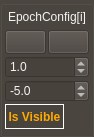
Above: src/pyphoplacecellanalysis/GUI/Qt/Widgets/EpochRenderConfigWidget/EpochRenderConfigWidget_bak.ui from CommanderPho/pyPhoPlaceCellAnalysis before the change. Below: the same form after it.
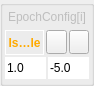
That is the form after the change. Icons and pictures are not drawn. Custom widgets are drawn as their Qt base class.

Commit message: EpochRenderConfigsListWidget - added refresh button

What changed in the file:
```diff
--- a/src/pyphoplacecellanalysis/GUI/Qt/Widgets/EpochRenderConfigWidget/EpochRenderConfigWidget_bak.ui
+++ b/src/pyphoplacecellanalysis/GUI/Qt/Widgets/EpochRenderConfigWidget/EpochRenderConfigWidget_bak.ui
@@ -8,7 +8,7 @@
     <x>0</x>
     <y>0</y>
     <width>94</width>
-    <height>137</height>
+    <height>80</height>
    </rect>
   </property>
   <property name="sizePolicy">
@@ -37,7 +37,15 @@
 border-color: rgb(207, 207, 207);
 background-color: rgba(71, 65, 60, 180);
 color: rgb(244, 244, 244);
-border-color: rgb(0, 0, 0);</string>
+border-color: rgb(0, 0, 0);
+QToolTip {
+    background-color: #2a2a2a;
+    color: #ffffff;
+    border: 1px solid #3a3a3a;
+    border-radius: 3px;
+    padding: 2px;
+    font-size: 12px;
+}</string>
   </property>
   <layout class="QGridLayout" name="gridLayout">
    <property name="leftMargin">
@@ -140,85 +148,25 @@
       </item>
       <item>
        <layout class="QHBoxLayout" name="horizontalLayout">
+        <property name="spacing">
+         <number>2</number>
+        </property>
         <item>
-         <widget class="ColorButton" name="btnPenColor">
-          <property name="enabled">
-           <bool>true</bool>
-          </property>
+         <widget class="QToolButton" name="chkbtnVisible">
           <property name="minimumSize">
            <size>
-            <width>10</width>
-            <height>24</height>
+            <width>20</width>
+            <height>25</height>
            </size>
           </property>
-          <property name="toolTip">
-           <string>Pen Color</string>
-          </property>
-          <property name="text">
-           <string/>
-          </property>
-         </widget>
-        </item>
-        <item>
-         <widget class="ColorButton" name="btnFillColor">
-          <property name="minimumSize">
+          <property name="baseSize">
            <size>
-            <width>10</width>
-            <height>24</height>
+            <width>20</width>
+            <height>25</height>
            </size>
           </property>
-          <property name="toolTip">
-           <string>Fill Color</string>
-          </property>
-          <property name="text">
-           <string/>
-          </property>
-         </widget>
-        </item>
-       </layout>
-      </item>
-      <item>
-       <widget class="QDoubleSpinBox" name="doubleSpinBoxHeight">
-        <property name="toolTip">
-         <string>Height</string>
-        </property>
-        <property name="decimals">
-         <number>1</number>
-        </property>
-        <property name="value">
-         <double>1.000000000000000</double>
-        </property>
-       </widget>
-      </item>
-      <item>
-       <widget class="QDoubleSpinBox" name="doubleSpinBoxOffset">
-        <property name="toolTip">
-         <string>Position Offset</string>
-        </property>
-        <property name="decimals">
-         <number>1</number>
-        </property>
-        <property name="minimum">
-         <double>-100.000000000000000</double>
-        </property>
-        <property name="maximum">
-         <double>100.000000000000000</double>
-        </property>
-        <property name="value">
-         <double>-5.000000000000000</double>
-        </property>
-       </widget>
-      </item>
-      <item>
-       <widget class="QToolButton" name="chkbtnVisible">
-        <property name="minimumSize">
-         <size>
-          <width>48</width>
-          <height>25</height>
-         </size>
-        </property>
-        <property name="styleSheet">
-         <string notr="true">QToolButton {
+          <property name="styleSheet">
+           <string notr="true">QToolButton {
     /*background-color: green;*/
     color: rgb(244, 244, 244);
     /*border: 2px green;*/
@@ -247,23 +195,134 @@
     /*border-style: outset;*/
 	/*border-style: dashed;*/
 }</string>
+          </property>
+          <property name="text">
+           <string>Is Visible</string>
+          </property>
+          <property name="icon">
+           <iconset resource="../../../../Resources/ActionIcons.qrc">
+            <normaloff>:/State/Icons/actions/eye-close.png</normaloff>
+            <normalon>:/State/Icons/actions/eye.png</normalon>:/State/Icons/actions/eye-close.png</iconset>
+          </property>
+          <property name="checkable">
+           <bool>true</bool>
+          </property>
+          <property name="checked">
+           <bool>true</bool>
+          </property>
+          <property name="popupMode">
+           <enum>QToolButton::DelayedPopup</enum>
+          </property>
+          <property name="toolButtonStyle">
+           <enum>Qt::ToolButtonIconOnly</enum>
+          </property>
+         </widget>
+        </item>
+        <item>
+         <widget class="ColorButton" name="btnPenColor">
+          <property name="enabled">
+           <bool>true</bool>
+          </property>
+          <property name="minimumSize">
+           <size>
+            <width>10</width>
+            <height>24</height>
+           </size>
+          </property>
+          <property name="toolTip">
+           <string>Pen Color</string>
+          </property>
+          <property name="text">
+           <string/>
+          </property>
+         </widget>
+        </item>
+        <item>
+         <widget class="ColorButton" name="btnFillColor">
+          <property name="minimumSize">
+           <size>
+            <width>10</width>
+            <height>24</height>
+           </size>
+          </property>
+          <property name="toolTip">
+           <string>Fill Color</string>
+          </property>
+          <property name="text">
+           <string/>
+          </property>
+         </widget>
+        </item>
+       </layout>
+      </item>
+      <item>
+       <layout class="QHBoxLayout" name="horizontalLayout_2">
+        <property name="spacing">
+         <number>2</number>
         </property>
-        <property name="text">
-         <string>Is Visible</string>
-        </property>
-        <property name="checkable">
-         <bool>true</bool>
-        </property>
-        <property name="checked">
-         <bool>true</bool>
-        </property>
-        <property name="popupMode">
-         <enum>QToolButton::DelayedPopup</enum>
-        </property>
-        <property name="toolButtonStyle">
-         <enum>Qt::ToolButtonTextOnly</enum>
-        </property>
-       </widget>
+        <item>
+         <widget class="QDoubleSpinBox" name="doubleSpinBoxHeight">
+          <property name="toolTip">
+           <string>Height</string>
+          </property>
+          <property name="statusTip">
+           <string>Height</string>
+          </property>
+          <property name="whatsThis">
+           <string>Height</string>
+          </property>
+          <property name="frame">
+           <bool>false</bool>
+          </property>
+          <property name="buttonSymbols">
+           <enum>QAbstractSpinBox::NoButtons</enum>
+          </property>
+          <property name="keyboardTracking">
+           <bool>false</bool>
+          </property>
+          <property name="decimals">
+           <number>1</number>
+          </property>
+          <property name="value">
+           <double>1.000000000000000</double>
+          </property>
+         </widget>
+        </item>
+        <item>
+         <widget class="QDoubleSpinBox" name="doubleSpinBoxOffset">
+          <property name="toolTip">
+           <string>Position Offset</string>
+          </property>
+          <property name="statusTip">
+           <string>Position Offset</string>
+          </property>
+          <property name="whatsThis">
+           <string>Position Offset</string>
+          </property>
+          <property name="frame">
+           <bool>false</bool>
+          </property>
+          <property name="buttonSymbols">
+           <enum>QAbstractSpinBox::NoButtons</enum>
+          </property>
+          <property name="keyboardTracking">
+           <bool>false</bool>
+          </property>
+          <property name="decimals">
+           <number>1</number>
+          </property>
+          <property name="minimum">
+           <double>-100.000000000000000</double>
+          </property>
+          <property name="maximum">
+           <double>100.000000000000000</double>
+          </property>
+          <property name="value">
+           <double>-5.000000000000000</double>
+          </property>
+         </widget>
+        </item>
+       </layout>
       </item>
      </layout>
     </widget>
```
Left out of the diff: 20 changed lines with no effect on the pictures. The commit also changes 2 other files.
